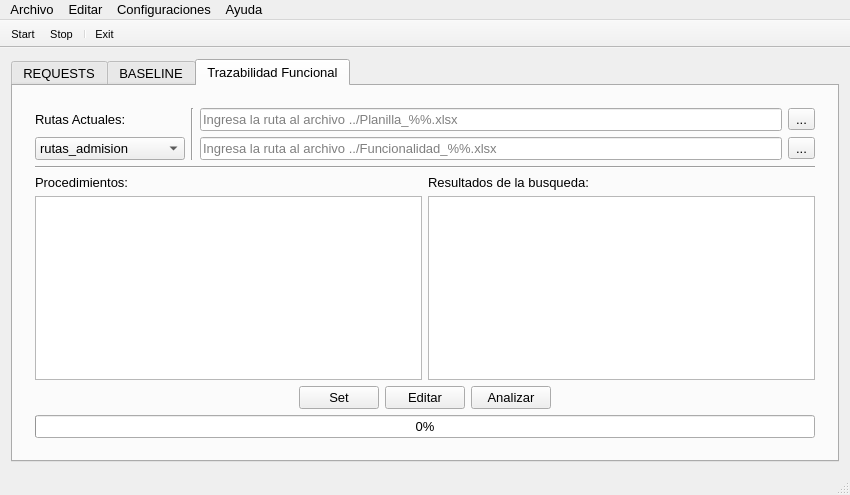
Above: mainwindow.ui from dkmpos89/CheckingQATools before the change. Below: the same form after it.
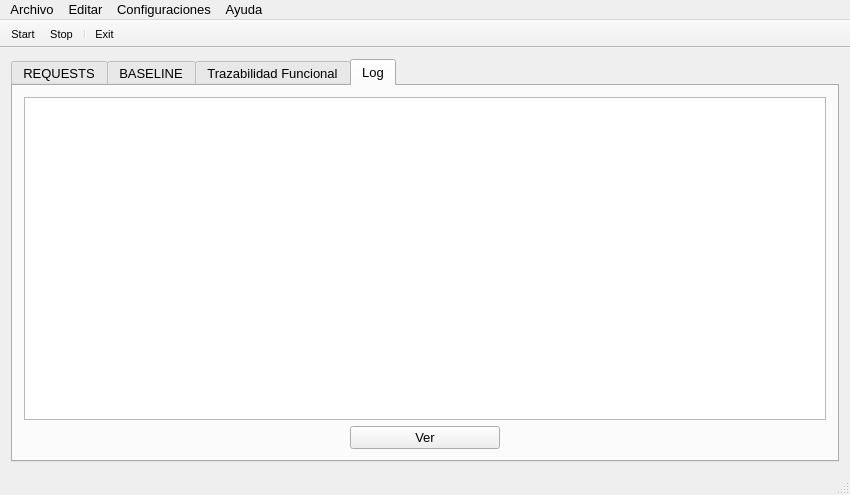
That is the form after the change. The open tabs and pages were chosen to show the change. Icons and pictures are not drawn. Custom widgets are drawn as their Qt base class.

Patch:
```diff
--- a/mainwindow.ui
+++ b/mainwindow.ui
@@ -307,11 +307,7 @@
        <attribute name="title">
         <string>BASELINE</string>
        </attribute>
-       <layout class="QGridLayout" name="gridLayout_5">
-        <item row="0" column="0">
-         <widget class="Console" name="terminal"/>
-        </item>
-       </layout>
+       <layout class="QGridLayout" name="gridLayout_5"/>
       </widget>
       <widget class="QWidget" name="tab_3">
        <attribute name="title">
@@ -397,11 +393,6 @@
                    <height>16777215</height>
                   </size>
                  </property>
-                 <item>
-                  <property name="text">
-                   <string>rutas_admision</string>
-                  </property>
-                 </item>
                 </widget>
                </item>
               </layout>
@@ -524,6 +515,61 @@
         </item>
        </layout>
       </widget>
+      <widget class="QWidget" name="tab_4">
+       <attribute name="title">
+        <string>Log</string>
+       </attribute>
+       <layout class="QGridLayout" name="gridLayout_6">
+        <item row="1" column="2">
+         <spacer name="horizontalSpacer_5">
+          <property name="orientation">
+           <enum>Qt::Horizontal</enum>
+          </property>
+          <property name="sizeHint" stdset="0">
+           <size>
+            <width>40</width>
+            <height>20</height>
+           </size>
+          </property>
+         </spacer>
+        </item>
+        <item row="1" column="1">
+         <widget class="QPushButton" name="pushButton">
+          <property name="minimumSize">
+           <size>
+            <width>150</width>
+            <height>0</height>
+           </size>
+          </property>
+          <property name="maximumSize">
+           <size>
+            <width>150</width>
+            <height>16777215</height>
+           </size>
+          </property>
+          <property name="text">
+           <string>Ver</string>
+          </property>
+         </widget>
+        </item>
+        <item row="1" column="0">
+         <spacer name="horizontalSpacer_6">
+          <property name="orientation">
+           <enum>Qt::Horizontal</enum>
+          </property>
+          <property name="sizeHint" stdset="0">
+           <size>
+            <width>40</width>
+            <height>20</height>
+           </size>
+          </property>
+         </spacer>
+        </item>
+        <item row="0" column="0" colspan="3">
+         <widget class="Console" name="terminal"/>
+        </item>
+       </layout>
+      </widget>
      </widget>
     </item>
    </layout>
```
Left out of the diff: 4 changed lines with no effect on the pictures.
